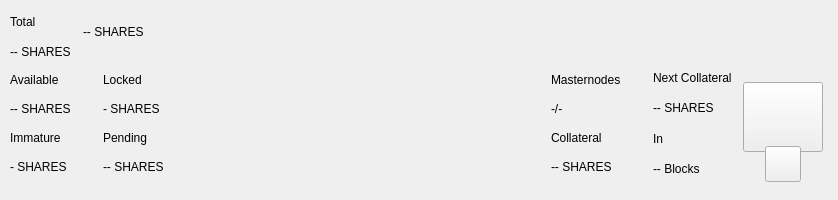
Cryptosharescoin/shares, file src/qt/cryptoshares/forms/topbar.ui: the form before one commit.
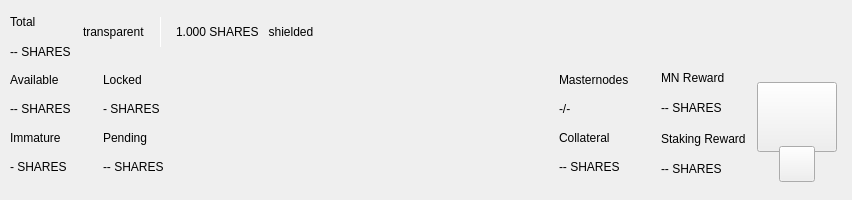
The form after the commit. Custom widgets are drawn as their Qt base class.

The edit to the form file:
```diff
--- a/src/qt/cryptoshares/forms/topbar.ui
+++ b/src/qt/cryptoshares/forms/topbar.ui
@@ -150,22 +150,89 @@
               <property name="bottomMargin">
                <number>0</number>
               </property>
-              <item alignment="Qt::AlignTop">
-               <widget class="QLabel" name="labelAmountTopShares">
-                <property name="minimumSize">
-                 <size>
-                  <width>0</width>
-                  <height>36</height>
-                 </size>
-                </property>
-                <property name="styleSheet">
-                 <string notr="true">padding:0px;margin:0px;</string>
-                </property>
-                <property name="text">
-                 <string notr="true">-- SHARES</string>
-                </property>
-               </widget>
-              </item>
+             <item>
+             <widget class="QLabel" name="labelTrans">
+              <property name="text">
+               <string>transparent</string>
+              </property>
+             </widget>
+            </item>
+		    <item>
+             <spacer name="horizontalSpacer_11">
+              <property name="orientation">
+               <enum>Qt::Horizontal</enum>
+              </property>
+              <property name="sizeType">
+               <enum>QSizePolicy::Fixed</enum>
+              </property>
+              <property name="sizeHint" stdset="0">
+               <size>
+                <width>15</width>
+                <height>20</height>
+               </size>
+              </property>
+             </spacer>
+            </item>
+			<item alignment="Qt::AlignVCenter">
+             <widget class="QLabel" name="typeSpacerTop">
+              <property name="minimumSize">
+               <size>
+                <width>1</width>
+                <height>30</height>
+               </size>
+              </property>
+              <property name="maximumSize">
+               <size>
+                <width>1</width>
+                <height>30</height>
+               </size>
+              </property>
+              <property name="styleSheet">
+               <string notr="true">background-color:white;
+padding:0px;
+border:none;</string>
+              </property>
+              <property name="text">
+               <string/>
+              </property>
+             </widget>
+            </item>
+			<item>
+             <spacer name="horizontalSpacer_12">
+              <property name="orientation">
+               <enum>Qt::Horizontal</enum>
+              </property>
+              <property name="sizeType">
+               <enum>QSizePolicy::Fixed</enum>
+              </property>
+              <property name="sizeHint" stdset="0">
+               <size>
+                <width>15</width>
+                <height>20</height>
+               </size>
+              </property>
+             </spacer>
+            </item>
+			<item alignment="Qt::AlignTop">
+             <widget class="QLabel" name="labelAmountTopShieldedshares">
+              <property name="minimumSize">
+               <size>
+                <width>0</width>
+                <height>36</height>
+               </size>
+              </property>
+              <property name="text">
+               <string notr="true">1.000 SHARES </string>
+              </property>
+             </widget>
+            </item>
+			<item>
+             <widget class="QLabel" name="labelShield">
+              <property name="text">
+               <string>  shielded</string>
+              </property>
+             </widget>
+            </item>
              </layout>
             </widget>
            </item>
@@ -386,12 +453,6 @@
                <height>36</height>
               </size>
              </property>
-             <property name="maximumSize">
-              <size>
-               <width>16777215</width>
-               <height>36</height>
-              </size>
-             </property>
             </widget>
            </item>
           </layout>
@@ -588,10 +649,10 @@
               <property name="bottomMargin">
                <number>0</number>
               </property>
-              <item>
-               <widget class="QLabel" name="labelNextMasternodesTitle">
+				 <item>
+               <widget class="QLabel" name="labelMNReward">
                 <property name="text">
-                 <string>Next Collateral</string>
+                 <string>MN Reward</string>
                 </property>
                </widget>
               </item>
@@ -605,14 +666,14 @@
               <item>
                <widget class="QLabel" name="labelTitle9">
                 <property name="text">
-                 <string>In</string>
+                 <string>Staking Reward</string>
                 </property>
                </widget>
               </item>
               <item>
                <widget class="QLabel" name="labelNextCollateralBlocks">
                 <property name="text">
-                 <string notr="true">-- Blocks</string>
+                 <string notr="true">-- SHARES</string>
                 </property>
                </widget>
               </item>
```
Left out of the diff: 34 changed lines with no effect on the pictures.
